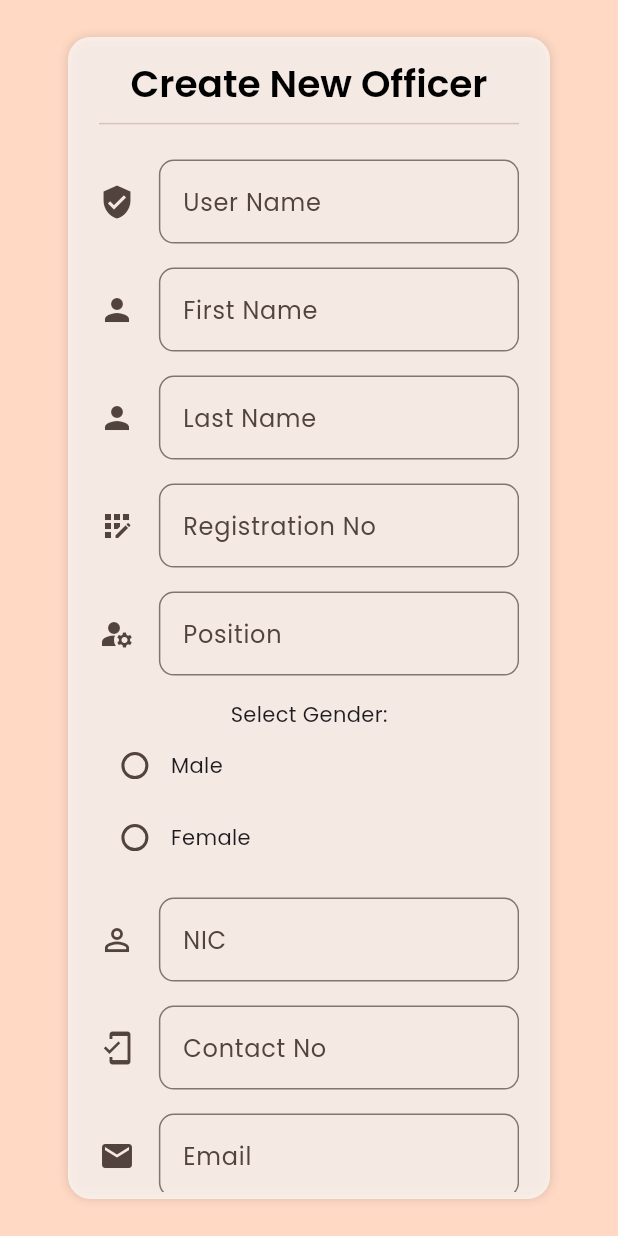
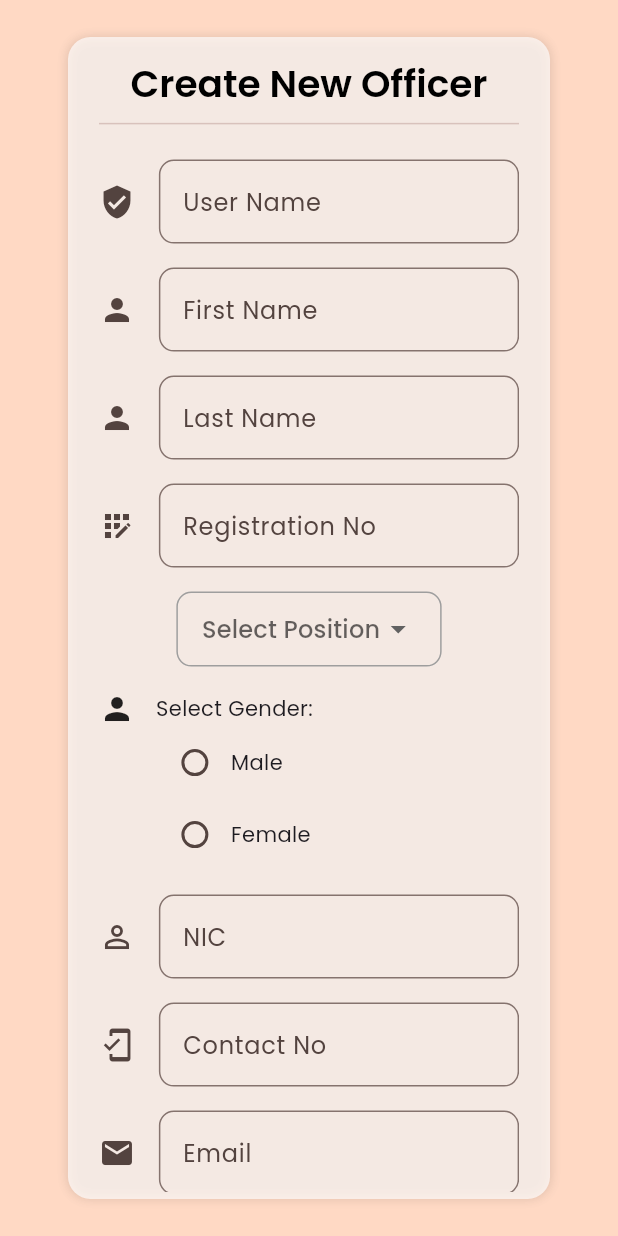
Before and after one commit to Randil-Hasanga/third_year_project_web_team_14, a Flutter app: the CreateOfficerPage screen opened directly, on a phone screen of 412 x 824 dp. Run offline on Flutter 3.47's test engine with Material 3 defaults, Android fonts, the phone set to English and light mode, and no system bars; our stand-ins replace cloud_firestore, file_picker, firebase_auth, firebase_core, firebase_storage, flutter_image_compress and 4 more; missing offline and left inert: emailjs, flutter_pdfview; accounts and stored records are empty.

Commit message:
add feild
modify the officer page in the position feild. Limited to select option in coordinator and officer.

```diff
--- a/jms_desktop/lib/pages/create_officer_page.dart
+++ b/jms_desktop/lib/pages/create_officer_page.dart
@@ -30,7 +30,7 @@ class _CreateOfficerPageState extends State<CreateOfficerPage> {
       _fName,
       _lName,
       _regNo,
-      _possition,
+      _position,
       _selectedGender,
       _contactNo,
       _email,
@@ -94,7 +94,7 @@ class _CreateOfficerPageState extends State<CreateOfficerPage> {
             'fname': _fName,
             'lname': _lName,
             'reg_no': _regNo,
-            'position': _possition,
+            'position': _position,
             'gender': _selectedGender,
             'contact': _contactNo,
             'nic': _nic,
@@ -130,7 +130,7 @@ class _CreateOfficerPageState extends State<CreateOfficerPage> {
       _fName = null;
       _lName = null;
       _regNo = null;
-      _possition = null;
+      _position = null;
       _contactNo = null;
       _email = null;
       _nic = null;
@@ -286,35 +286,65 @@ class _CreateOfficerPageState extends State<CreateOfficerPage> {
                 const SizedBox(
                   height: 16.0,
                 ),
-                //position feild
-
-                TextFormField(
-                  onSaved: (_value) {
-                    setState(() {
-                      _possition = _value!;
-                    });
-                  },
-                  validator: (_value) {
-                    if (_value == null || _value.isEmpty) {
-                      return 'Please enter position';
-                    }
-                    return null;
-                  },
-                  decoration: InputDecoration(
-                    labelText: 'Position',
-                    icon: Icon(Icons.manage_accounts),
-                    border: OutlineInputBorder(
+                // Position field
+                DropdownButtonHideUnderline(
+                  child: Container(
+                    padding: EdgeInsets.symmetric(horizontal: 16.0),
+                    decoration: BoxDecoration(
+                      border: Border.all(color: Colors.grey),
                       borderRadius: BorderRadius.circular(10.0),
+                    ),
+                    child: DropdownButton<String>(
+                      value: _position,
+                      hint: Text('Select Position'),
+                      icon: Icon(Icons.arrow_drop_down),
+                      onChanged: (String? newValue) {
+                        setState(() {
+                          _position = newValue;
+                        });
+                      },
+                      items: <String>['Coordinator', 'Officer']
+                          .map<DropdownMenuItem<String>>((String value) {
+                        return DropdownMenuItem<String>(
+                          value: value,
+                          child: Text(
+                            value,
+                            style: TextStyle(fontSize: 14.0),
+                          ),
+                        );
+                      }).toList(),
                     ),
                   ),
                 ),
+                if (_position != null)
+                  Padding(
+                    padding: const EdgeInsets.only(top: 16.0),
+                    child: Text(
+                      _position == 'Coordinator'
+                          ? 'You have selected Coordinator.'
+                          : 'You have selected Officer.',
+                      style: const TextStyle(
+                        fontSize: 16.0,
+                        fontWeight: FontWeight.bold,
+                      ),
+                    ),
+                  ),
+
                 const SizedBox(
                   height: 16.0,
                 ),
-                //select gender field
-                const Text("Select Gender:"),
+                //Select Gender text
+                const Row(
+                  mainAxisAlignment: MainAxisAlignment.start,
+                  children: [
+                    Icon(Icons.person, size: 24.0),
+                    SizedBox(width: 14.0),
+                    Text("Select Gender:"),
+                  ],
+                ),
                 Row(
                   children: [
+                    SizedBox(width: 40.0),
                     Radio<String>(
                       value: "Male",
                       groupValue: _selectedGender,
@@ -324,11 +354,12 @@ class _CreateOfficerPageState extends State<CreateOfficerPage> {
                         });
                       },
                     ),
-                    Text("Male"),
+                    const Text("Male"),
                   ],
                 ),
                 Row(
                   children: [
+                    const SizedBox(width: 40.0),
                     Radio<String>(
                       value: "Female",
                       groupValue: _selectedGender,
@@ -338,9 +369,10 @@ class _CreateOfficerPageState extends State<CreateOfficerPage> {
                         });
                       },
                     ),
-                    Text("Female"),
+                    const Text("Female"),
                   ],
                 ),
+
                 const SizedBox(
                   height: 16.0,
                 ),
@@ -359,7 +391,7 @@ class _CreateOfficerPageState extends State<CreateOfficerPage> {
                   },
                   decoration: InputDecoration(
                     labelText: 'NIC',
-                    icon: Icon(Icons.perm_identity),
+                    icon: const Icon(Icons.perm_identity),
                     border: OutlineInputBorder(
                       borderRadius: BorderRadius.circular(10.0),
                     ),
@@ -388,7 +420,7 @@ class _CreateOfficerPageState extends State<CreateOfficerPage> {
                   },
                   decoration: InputDecoration(
                     labelText: 'Contact No',
-                    icon: Icon(Icons.mobile_friendly),
+                    icon: const Icon(Icons.mobile_friendly),
                     border: OutlineInputBorder(
                       borderRadius: BorderRadius.circular(10.0),
                     ),
```
